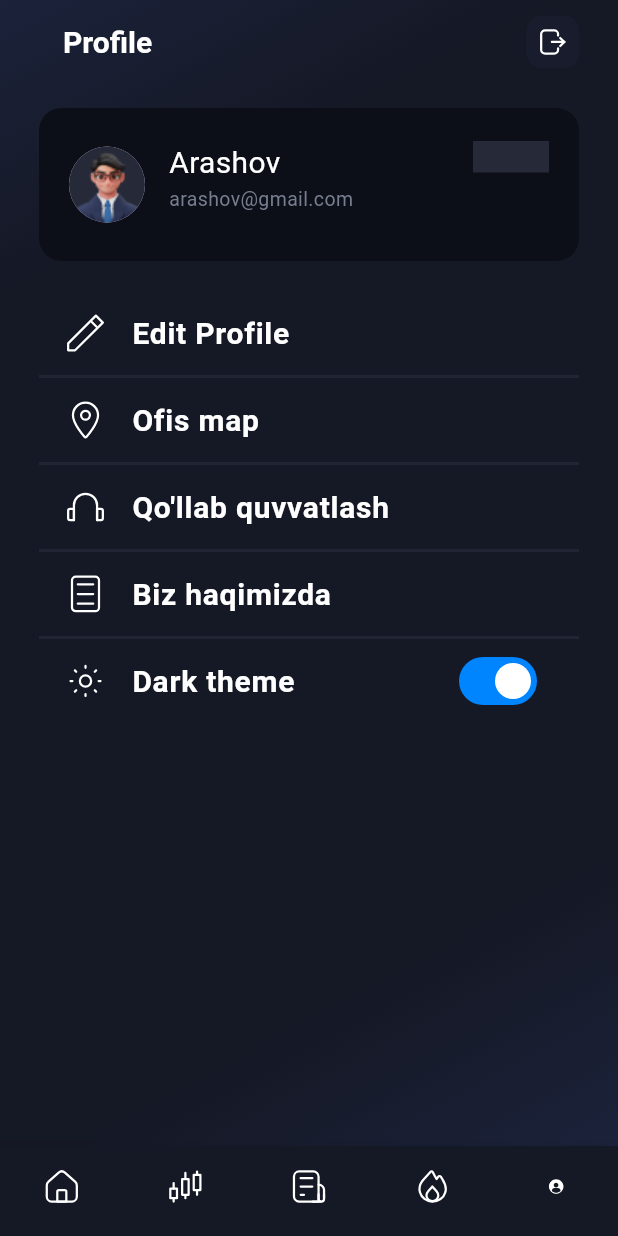
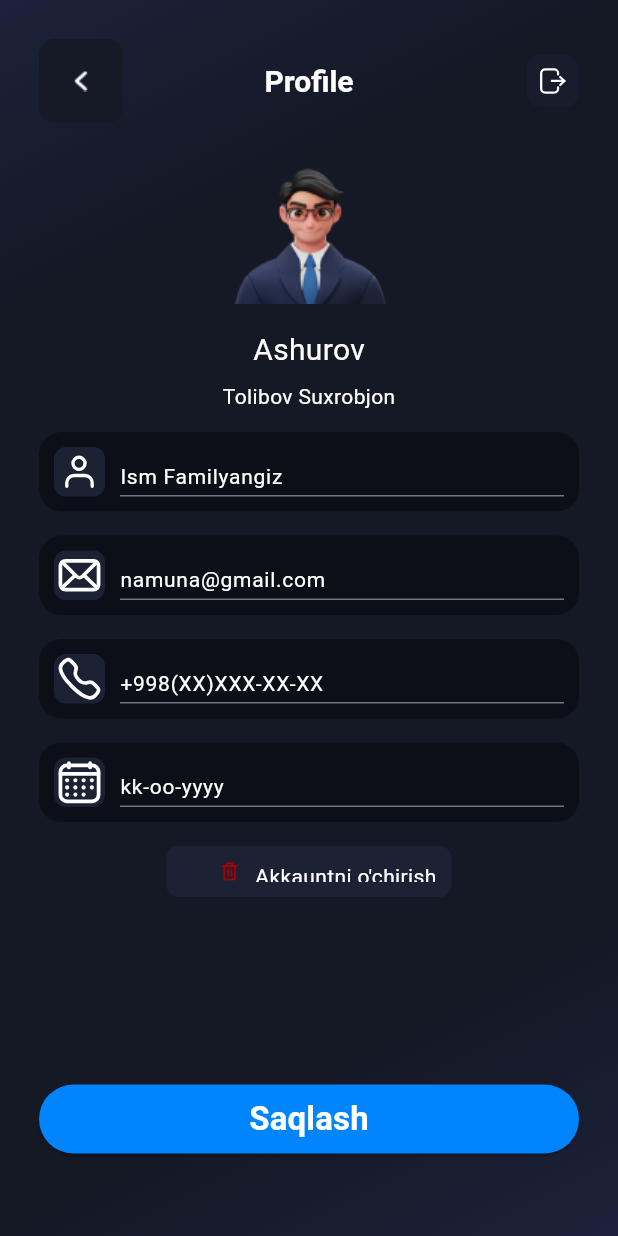
Before and after one commit to AbdurahmonAbdurasul/profile_page, a Flutter app: the screen it shows after launch, on a phone screen of 412 x 824 dp. Run offline on Flutter 3.47's test engine with Material 3 defaults, Android fonts, the phone set to English and light mode, and no system bars; our stand-ins replace flutter_svg.

Commit message:
added profile details screen

```diff
--- a/lib/main.dart
+++ b/lib/main.dart
@@ -1,4 +1,5 @@
 import 'package:flutter/material.dart';
+import 'package:gradient/profile_details.dart';
 import 'package:gradient/profile_page.dart';
 
 void main() {
@@ -13,7 +14,7 @@ class MyApp extends StatelessWidget {
   Widget build(BuildContext context) {
     return MaterialApp(
       debugShowCheckedModeBanner: false,
-      home: const ProfilePage(),
+      home: const ProfileDetails(),
     );
   }
 }
--- /dev/null
+++ b/lib/profile_details.dart
@@ -0,0 +1,375 @@
+import 'package:flutter/material.dart';
+import 'package:flutter_svg/flutter_svg.dart';
+
+class ProfileDetails extends StatelessWidget {
+  const ProfileDetails({super.key});
+
+  @override
+  Widget build(BuildContext context) {
+    return Scaffold(
+      body: Container(
+        padding: const EdgeInsets.all(26),
+        width: double.infinity,
+        height: double.infinity,
+        decoration: const BoxDecoration(
+          gradient: LinearGradient(
+            colors: [
+              Color(0xFF1B223A),
+              Color(0xFF151825),
+              Color(0xFF151825),
+              Color(0xFF151825),
+              Color(0xFF151825),
+              Color(0xFF1B223A),
+            ],
+            begin: Alignment.topLeft,
+            end: Alignment.bottomRight,
+          ),
+        ),
+        child: Column(
+          children: [
+            AppBar(
+              leading: Container(
+                alignment: Alignment.center,
+                width: 35,
+                height: 35,
+                decoration: BoxDecoration(
+                    color: const Color(0xFF161926),
+                    borderRadius: BorderRadius.circular(10)),
+                child: Image.asset(
+                  "assets/icons/arrow.png",
+                  width: 14,
+                  height: 14,
+                ),
+              ),
+              backgroundColor: Colors.transparent,
+              elevation: 0,
+              centerTitle: true,
+              title: const Text(
+                "Profile",
+                style: TextStyle(
+                    fontSize: 20,
+                    fontWeight: FontWeight.w600,
+                    color: Colors.white),
+              ),
+              actions: [
+                Container(
+                  alignment: Alignment.center,
+                  height: 35,
+                  width: 35,
+                  decoration: BoxDecoration(
+                    color: const Color(0xFF191C2D),
+                    borderRadius: BorderRadius.circular(10),
+                  ),
+                  child: SvgPicture.asset(
+                    "assets/icons/logout.svg",
+                    height: 20,
+                    width: 20,
+                  ),
+                )
+              ],
+            ),
+            const SizedBox(
+              height: 16,
+            ),
+            Column(
+              children: [
+                Image.asset(
+                  "assets/images/mask.png",
+                  width: 105,
+                  height: 105,
+                ),
+                const SizedBox(
+                  height: 16,
+                ),
+                const Text(
+                  "Ashurov",
+                  style: TextStyle(
+                      color: Colors.white,
+                      fontWeight: FontWeight.w400,
+                      fontSize: 20),
+                ),
+                const SizedBox(
+                  height: 6,
+                ),
+                const Text(
+                  "Tolibov Suxrobjon",
+                  style: TextStyle(
+                      color: Colors.white,
+                      fontWeight: FontWeight.w400,
+                      fontSize: 14),
+                )
+              ],
+            ),
+            const SizedBox(
+              height: 14,
+            ),
+            Container(
+              width: double.infinity,
+              padding: const EdgeInsets.all(10),
+              height: 53,
+              decoration: BoxDecoration(
+                color: const Color(
+                  0xFF0D0F18,
+                ),
+                borderRadius: BorderRadius.circular(15),
+              ),
+              child: Row(
+                children: [
+                  Container(
+                    width: 34,
+                    height: 34,
+                    decoration: BoxDecoration(
+                      color: const Color(0xFF1D2134),
+                      borderRadius: BorderRadius.circular(8),
+                    ),
+                    child: SvgPicture.asset(
+                      "assets/icons/user_one.svg",
+                      width: 22,
+                      height: 22,
+                    ),
+                  ),
+                  const SizedBox(
+                    width: 10,
+                  ),
+                  Expanded(
+                    child: TextField(
+                      style: TextStyle(
+                        fontSize: 14,
+                        color: Colors.white,
+                        fontWeight: FontWeight.w400,
+                      ),
+                      keyboardType: TextInputType.name,
+                      decoration: InputDecoration(
+                        hintText: "Ism Familyangiz",
+                        hintStyle: TextStyle(
+                          fontSize: 14,
+                          color: Colors.white,
+                          fontWeight: FontWeight.w400,
+                        ),
+                      ),
+                    ),
+                  ),
+                ],
+              ),
+            ),
+            const SizedBox(
+              height: 16,
+            ),
+            Container(
+              width: double.infinity,
+              padding: const EdgeInsets.all(10),
+              height: 53,
+              decoration: BoxDecoration(
+                color: const Color(
+                  0xFF0D0F18,
+                ),
+                borderRadius: BorderRadius.circular(15),
+              ),
+              child: Row(
+                children: [
+                  Container(
+                    width: 34,
+                    height: 34,
+                    decoration: BoxDecoration(
+                      color: const Color(0xFF1D2134),
+                      borderRadius: BorderRadius.circular(8),
+                    ),
+                    child: SvgPicture.asset(
+                      "assets/images/envelope.svg",
+                      width: 22,
+                      height: 22,
+                    ),
+                  ),
+                  const SizedBox(
+                    width: 10,
+                  ),
+                  const Expanded(
+                    child: TextField(
+                      style: TextStyle(
+                        fontSize: 14,
+                        color: Colors.white,
+                        fontWeight: FontWeight.w400,
+                      ),
+                      keyboardType: TextInputType.emailAddress,
+                      decoration: InputDecoration(
+                        hintText: "namuna@gmail.com",
+                        hintStyle: TextStyle(
+                          fontSize: 14,
+                          color: Colors.white,
+                          fontWeight: FontWeight.w400,
+                        ),
+                      ),
+                    ),
+                  ),
+                ],
+              ),
+            ),
+            const SizedBox(
+              height: 16,
+            ),
+            Container(
+              width: double.infinity,
+              padding: const EdgeInsets.all(10),
+              height: 53,
+              decoration: BoxDecoration(
+                color: const Color(
+                  0xFF0D0F18,
+                ),
+                borderRadius: BorderRadius.circular(15),
+              ),
+              child: Row(
+                children: [
+                  Container(
+                    width: 34,
+                    height: 34,
+                    decoration: BoxDecoration(
+                      color: const Color(0xFF1D2134),
+                      borderRadius: BorderRadius.circular(8),
+                    ),
+                    child: SvgPicture.asset(
+                      "assets/images/phone.svg",
+                      width: 22,
+                      height: 22,
+                    ),
+                  ),
+                  const SizedBox(
+                    width: 10,
+                  ),
+                  const Expanded(
+                    child: TextField(
+                      style: TextStyle(
+                        fontSize: 14,
+                        color: Colors.white,
+                        fontWeight: FontWeight.w400,
+                      ),
+                      keyboardType: TextInputType.number,
+                      decoration: InputDecoration(
+                        hintText: "+998(XX)XXX-XX-XX",
+                        hintStyle: TextStyle(
+                          fontSize: 14,
+                          color: Colors.white,
+                          fontWeight: FontWeight.w400,
+                        ),
+                      ),
+                    ),
+                  ),
+                ],
+              ),
+            ),
+            const SizedBox(
+              height: 16,
+            ),
+            Container(
+              width: double.infinity,
+              padding: const EdgeInsets.all(10),
+              height: 53,
+              decoration: BoxDecoration(
+                color: const Color(
+                  0xFF0D0F18,
+                ),
+                borderRadius: BorderRadius.circular(15),
+              ),
+              child: Row(
+                children: [
+                  Container(
+                    width: 34,
+                    height: 34,
+                    decoration: BoxDecoration(
+                      color: const Color(0xFF1D2134),
+                      borderRadius: BorderRadius.circular(8),
+                    ),
+                    child: SvgPicture.asset(
+                      "assets/images/calendar.svg",
+                      width: 22,
+                      height: 22,
+                    ),
+                  ),
+                  const SizedBox(
+                    width: 10,
+                  ),
+                  const Expanded(
+                    child: TextField(
+                      style: TextStyle(
+                        fontSize: 14,
+                        color: Colors.white,
+                        fontWeight: FontWeight.w400,
+                      ),
+                      keyboardType: TextInputType.datetime,
+                      decoration: InputDecoration(
+                        hintText: "kk-oo-yyyy",
+                        hintStyle: TextStyle(
+                          fontSize: 14,
+                          color: Colors.white,
+                          fontWeight: FontWeight.w400,
+                        ),
+                      ),
+                    ),
+                  ),
+                ],
+              ),
+            ),
+            const SizedBox(
+              height: 16,
+            ),
+            Container(
+              width: 190,
+              padding: const EdgeInsets.all(10),
+              height: 34,
+              decoration: BoxDecoration(
+                color: const Color(
+                  0xFF1D2134,
+                ),
+                borderRadius: BorderRadius.circular(8),
+              ),
+              child: Row(
+                mainAxisAlignment: MainAxisAlignment.end,
+                children: [
+                  Container(
+                    width: 34,
+                    height: 34,
+                    decoration: BoxDecoration(
+                      color: const Color(0xFF1D2134),
+                      borderRadius: BorderRadius.circular(8),
+                    ),
+                    child: SvgPicture.asset(
+                      "assets/images/bin.svg",
+                      width: 18,
+                      height: 18,
+                    ),
+                  ),
+                  const Text(
+                    "Akkauntni o'chirish",
+                    style: TextStyle(
+                      color: Colors.white,
+                      fontSize: 14,
+                      fontWeight: FontWeight.w400,
+                    ),
+                  )
+                ],
+              ),
+            ),
+            const SizedBox(
+              height: 125,
+            ),
+            SizedBox(
+              width: double.infinity,
+              height: 46,
+              child: ElevatedButton(
+                  style: ElevatedButton.styleFrom(
+                      backgroundColor: const Color(0xFF0085FF)),
+                  onPressed: () {},
+                  child: const Text(
+                    "Saqlash",
+                    style: TextStyle(
+                      fontWeight: FontWeight.bold,
+                      color: Colors.white,
+                      fontSize: 22,
+                    ),
+                  )),
+            )
+          ],
+        ),
+      ),
+    );
+  }
+}
--- a/pubspec.yaml
+++ b/pubspec.yaml
@@ -61,7 +61,7 @@ flutter:
 
  # To add assets to your application, add an assets section, like this:
   assets:
-    - assets/images/image.png
+    - assets/images/
     - assets/icons/
 
 
```
Also changed, not shown: assets/icons/arrow.png (added), assets/icons/user_one.svg (added), assets/images/bin.svg (added), assets/images/calendar.svg (added), assets/images/envelope.svg (added), assets/images/mask.png (added), assets/images/phone.svg (added).
